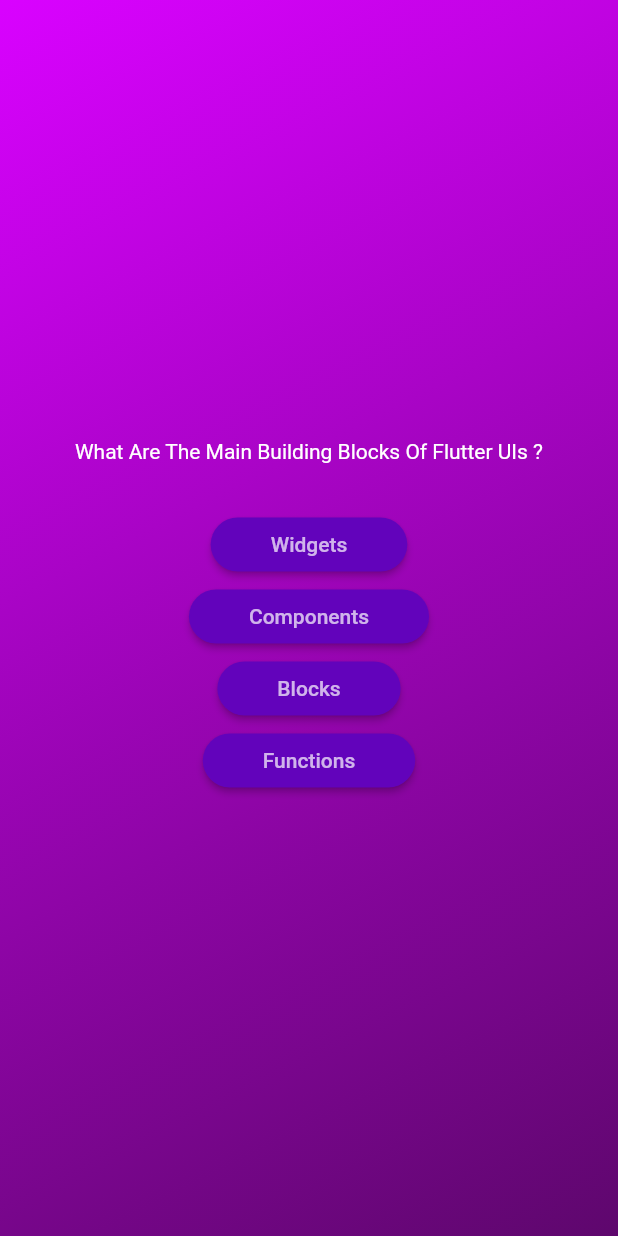
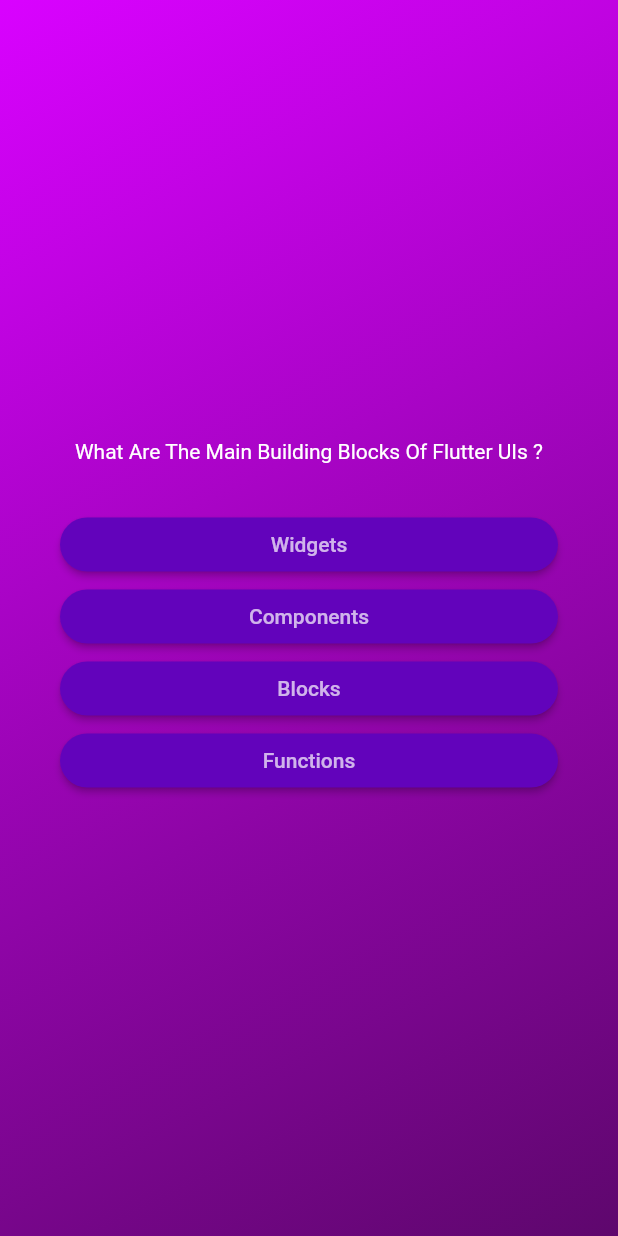
Before and after one commit to anmol420/QuizApp-In-Flutter, a Flutter app: the screen it shows after launch, after a tap on "Start Quiz", on a phone screen of 412 x 824 dp. Run offline on Flutter 3.47's test engine with Material 2 defaults, Android fonts, the phone set to English and light mode, and no system bars.

Commit message:
Added Alignments

```diff
--- a/lib/questions_screen.dart
+++ b/lib/questions_screen.dart
@@ -17,35 +17,32 @@ class _QuestionsScreenState extends State<QuestionsScreen> {
     final currentQuestion = questions[0];
 
     return Center(
+      child: Container(
+        margin: const EdgeInsets.all(40),
         child: Column(
           mainAxisAlignment: MainAxisAlignment.center,
+          crossAxisAlignment: CrossAxisAlignment.stretch,
           children: [
             Text(
               currentQuestion.text,
               style: const TextStyle(
                 color: Colors.white,
               ),
+              textAlign: TextAlign.center,
             ),
             const SizedBox(
               height: 30,
             ),
-          AnswerButton(
-            currentQuestion.answers[0],
+            ...currentQuestion.answers.map(
+              (item) {
+                return AnswerButton(
+                  item,
                   () {},
-          ),
-          AnswerButton(
-            currentQuestion.answers[1],
-            () {},
-          ),
-          AnswerButton(
-            currentQuestion.answers[2],
-            () {},
-          ),
-          AnswerButton(
-            currentQuestion.answers[3],
-            () {},
+                );
+              },
             ),
           ],
+        ),
       ),
     );
   }
```
Lines whose indentation alone changed are shown as unchanged.
